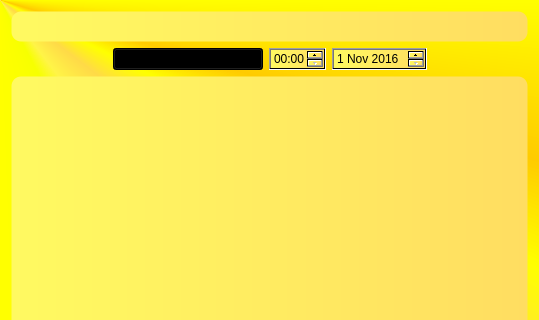
Before: the Qt Designer form MattyNotes/addnotedialog.ui in MattyMatiss/MattyNotesOld, drawn with Qt 5; both pictures show x 0 to 539 and y 0 to 320 of the 539 by 525 pixel window.
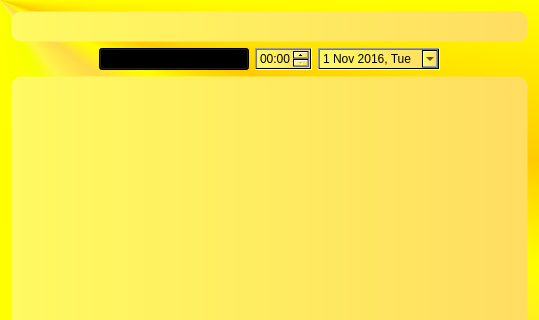
After: the same form once the commit is applied. Icons and pictures are not drawn.

```diff
--- a/MattyNotes/addnotedialog.ui
+++ b/MattyNotes/addnotedialog.ui
@@ -72,10 +72,19 @@
        <property name="displayFormat">
         <string>HH:mm</string>
        </property>
+       <property name="calendarPopup">
+        <bool>false</bool>
+       </property>
       </widget>
      </item>
      <item>
       <widget class="QDateEdit" name="eventDateEdit">
+       <property name="displayFormat">
+        <string>d MMM yyyy, ddd</string>
+       </property>
+       <property name="calendarPopup">
+        <bool>true</bool>
+       </property>
        <property name="date">
         <date>
          <year>2016</year>
```
